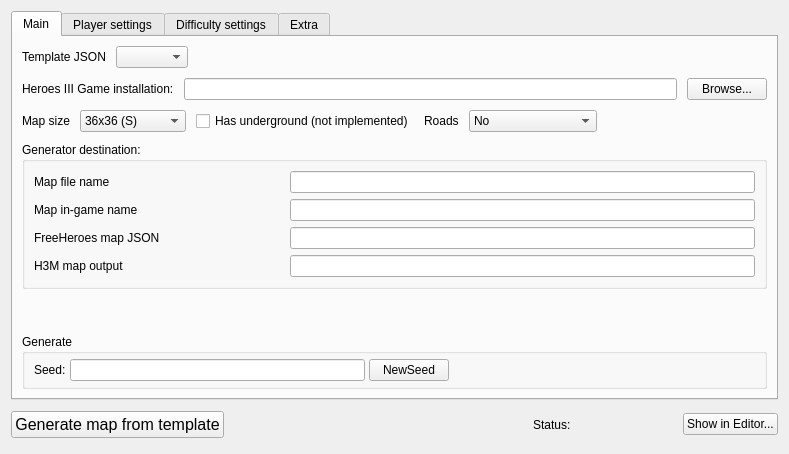
The window that src/App/MapToolUI/MapToolWindow.ui (mapron/FreeHeroes) describes before a commit, drawn with Qt 5.
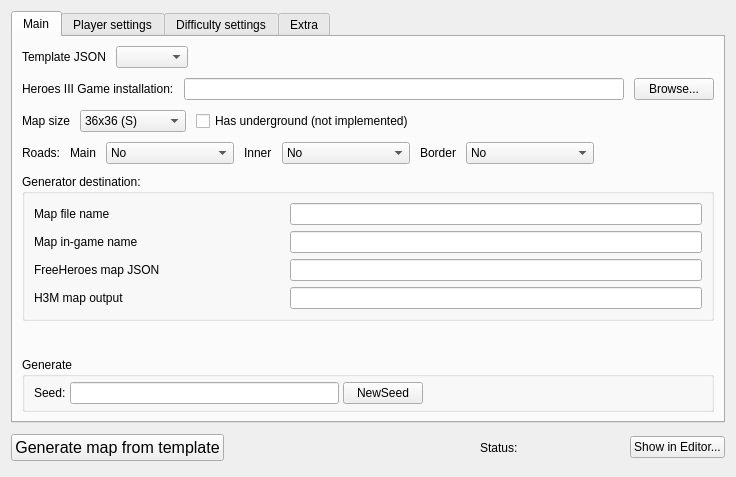
The same window after the commit. The open tabs and pages were chosen to show the change. Custom widgets are drawn as their Qt base class.

Commit message: Added road type customization.

What changed in the file:
```diff
--- a/src/App/MapToolUI/MapToolWindow.ui
+++ b/src/App/MapToolUI/MapToolWindow.ui
@@ -6,8 +6,8 @@
    <rect>
     <x>0</x>
     <y>0</y>
-    <width>789</width>
-    <height>454</height>
+    <width>736</width>
+    <height>477</height>
    </rect>
   </property>
   <property name="windowTitle">
@@ -140,14 +140,103 @@
           </widget>
          </item>
          <item>
+          <spacer name="horizontalSpacer">
+           <property name="orientation">
+            <enum>Qt::Horizontal</enum>
+           </property>
+           <property name="sizeHint" stdset="0">
+            <size>
+             <width>40</width>
+             <height>20</height>
+            </size>
+           </property>
+          </spacer>
+         </item>
+        </layout>
+       </item>
+       <item>
+        <layout class="QHBoxLayout" name="horizontalLayout_8">
+         <property name="spacing">
+          <number>10</number>
+         </property>
+         <item>
           <widget class="QLabel" name="label_3">
            <property name="text">
-            <string>Roads</string>
+            <string>Roads:</string>
            </property>
           </widget>
          </item>
          <item>
-          <widget class="QComboBox" name="comboBoxRoads">
+          <widget class="QLabel" name="label_3a">
+           <property name="text">
+            <string>Main</string>
+           </property>
+          </widget>
+         </item>
+         <item>
+          <widget class="QComboBox" name="comboBoxRoadsMain">
+           <item>
+            <property name="text">
+             <string>No</string>
+            </property>
+           </item>
+           <item>
+            <property name="text">
+             <string>Dirt 75%</string>
+            </property>
+           </item>
+           <item>
+            <property name="text">
+             <string>Gravel 65%</string>
+            </property>
+           </item>
+           <item>
+            <property name="text">
+             <string>Cobblestone 50%</string>
+            </property>
+           </item>
+          </widget>
+         </item>
+         <item>
+          <widget class="QLabel" name="label_3b">
+           <property name="text">
+            <string>Inner</string>
+           </property>
+          </widget>
+         </item>
+         <item>
+          <widget class="QComboBox" name="comboBoxRoadsInner">
+           <item>
+            <property name="text">
+             <string>No</string>
+            </property>
+           </item>
+           <item>
+            <property name="text">
+             <string>Dirt 75%</string>
+            </property>
+           </item>
+           <item>
+            <property name="text">
+             <string>Gravel 65%</string>
+            </property>
+           </item>
+           <item>
+            <property name="text">
+             <string>Cobblestone 50%</string>
+            </property>
+           </item>
+          </widget>
+         </item>
+         <item>
+          <widget class="QLabel" name="label_3c">
+           <property name="text">
+            <string>Border</string>
+           </property>
+          </widget>
+         </item>
+         <item>
+          <widget class="QComboBox" name="comboBoxRoadsBorder">
            <item>
             <property name="text">
              <string>No</string>
```
Left out of the diff: 2 changed lines with no effect on the pictures. The commit also changes 9 other files.
